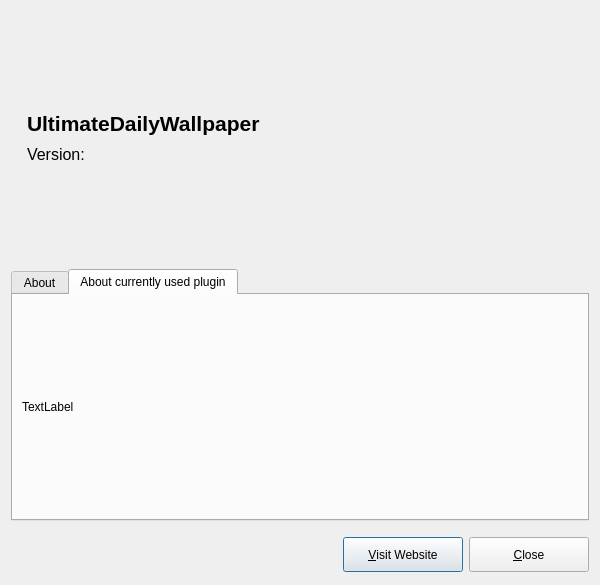
Before: the Qt Designer form src/about.ui in pagaco-swita/UltimateDailyWallpaper, drawn with Qt 5.
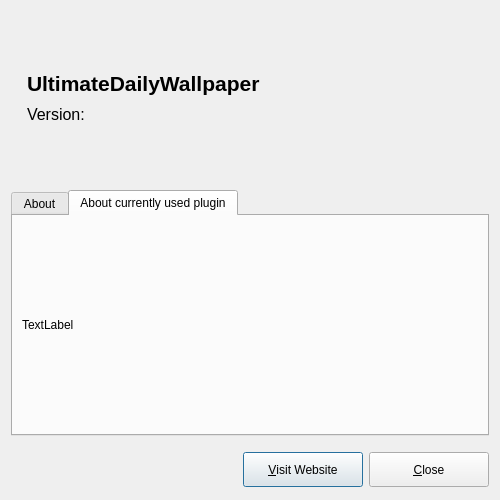
After: the same form once the commit is applied. Icons and pictures are not drawn.

Diff of the .ui file:
```diff
--- a/src/about.ui
+++ b/src/about.ui
@@ -9,8 +9,8 @@
    <rect>
     <x>0</x>
     <y>0</y>
-    <width>600</width>
-    <height>585</height>
+    <width>500</width>
+    <height>500</height>
    </rect>
   </property>
   <property name="minimumSize">
@@ -33,6 +33,9 @@
        <property name="spacing">
         <number>9</number>
        </property>
+       <property name="sizeConstraint">
+        <enum>QLayout::SetMinimumSize</enum>
+       </property>
        <property name="bottomMargin">
         <number>0</number>
        </property>
@@ -41,7 +44,7 @@
          <property name="minimumSize">
           <size>
            <width>0</width>
-           <height>180</height>
+           <height>0</height>
           </size>
          </property>
          <property name="text">
@@ -62,10 +65,13 @@
            <property name="orientation">
             <enum>Qt::Vertical</enum>
            </property>
+           <property name="sizeType">
+            <enum>QSizePolicy::Minimum</enum>
+           </property>
            <property name="sizeHint" stdset="0">
             <size>
              <width>20</width>
-             <height>40</height>
+             <height>60</height>
             </size>
            </property>
           </spacer>
@@ -89,10 +95,13 @@
            <property name="orientation">
             <enum>Qt::Vertical</enum>
            </property>
+           <property name="sizeType">
+            <enum>QSizePolicy::Minimum</enum>
+           </property>
            <property name="sizeHint" stdset="0">
             <size>
              <width>20</width>
-             <height>40</height>
+             <height>60</height>
             </size>
            </property>
           </spacer>
```
